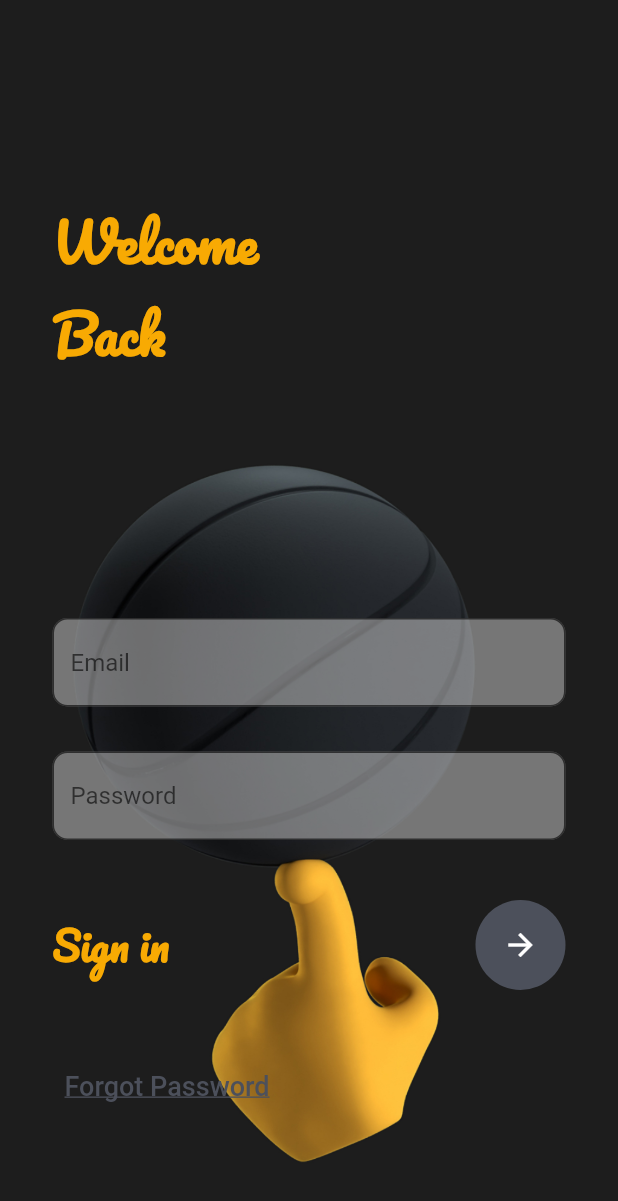
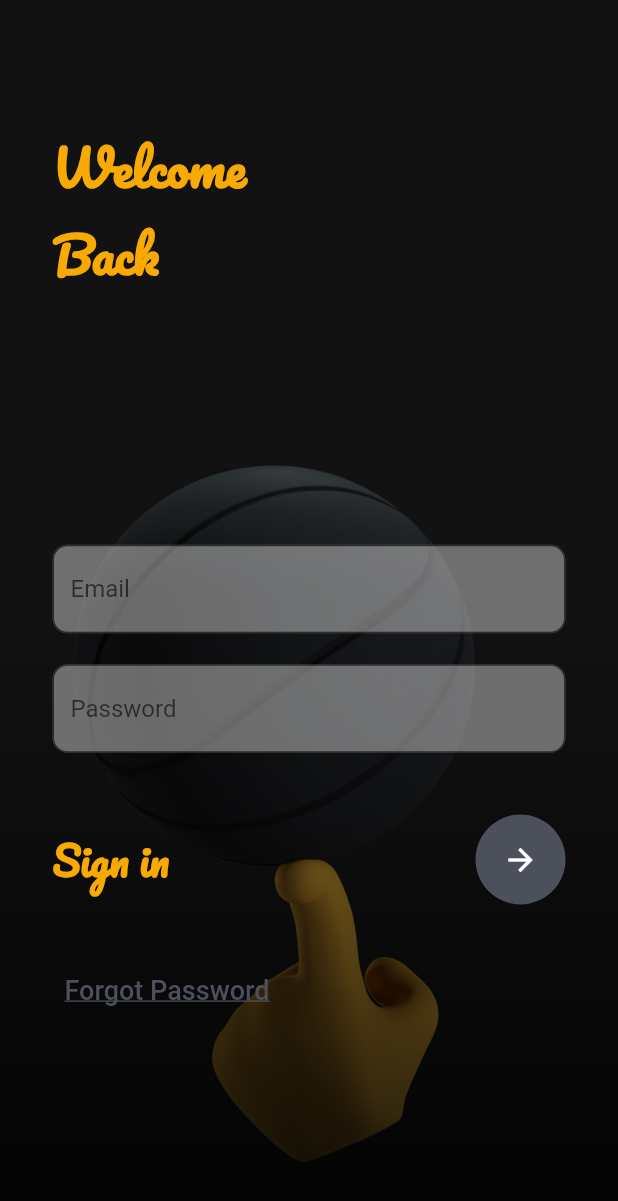
Before and after one commit to ajinendra05/placemetor, a Flutter app: the screen it shows after launch, on a phone screen of 412 x 824 dp. Shown: the top 1201 px of the screen. Run offline on Flutter 3.47's test engine with Material 2 defaults, Android fonts, the phone set to English and light mode, and no system bars; our stand-ins replace cloud_firestore, firebase_auth, firebase_core, flutter_spinkit; missing offline and left inert: dart:ffi, flutter_phone_direct_caller; accounts and stored records are empty.

Commit message:
make login page responsive

```diff
--- a/lib/Screen/login.dart
+++ b/lib/Screen/login.dart
@@ -110,35 +110,48 @@ class _MyLoginState extends State<MyLogin> {
   @override
   Widget build(BuildContext context) {
     return Container(
-      decoration: BoxDecoration(
+      decoration: const BoxDecoration(
         image: DecorationImage(
             image: AssetImage('assets/images/login_back2.jpg'),
             fit: BoxFit.cover),
       ),
+      child: Container(
+        decoration: const BoxDecoration(
+            gradient: LinearGradient(
+                begin: Alignment.center,
+                end: Alignment.bottomCenter,
+                colors: [
+              Color.fromARGB(101, 0, 0, 0),
+              Color.fromARGB(229, 0, 0, 0)
+            ])),
         child: Scaffold(
           backgroundColor: Colors.transparent,
-        body: Stack(
+          body: SingleChildScrollView(
+            child: Container(
+              padding: EdgeInsets.only(
+                top: (MediaQuery.of(context).size.height * 0.1),
+              ),
+              child: Column(
+                crossAxisAlignment: CrossAxisAlignment.start,
                 children: [
                   Container(
-              padding: EdgeInsets.only(left: 35, top: 130),
+                    padding: EdgeInsets.only(
+                      left: 35,
+                    ),
                     child: Text(
                       'Welcome\nBack',
                       style: TextStyle(
                           fontWeight: FontWeight.bold,
                           fontFamily: 'Pacifico',
                           color: Color.fromARGB(255, 248, 170, 3),
-                    fontSize: 35),
+                          fontSize: MediaQuery.of(context).size.height * 0.04),
                     ),
                   ),
-            SingleChildScrollView(
-              child: Container(
-                padding: EdgeInsets.only(
-                    top: MediaQuery.of(context).size.height * 0.5),
-                child: Column(
-                  crossAxisAlignment: CrossAxisAlignment.start,
-                  children: [
                   Container(
-                      margin: EdgeInsets.only(left: 35, right: 35),
+                    margin: EdgeInsets.only(
+                        top: MediaQuery.of(context).size.height * 0.2,
+                        left: 35,
+                        right: 35),
                     child: Column(
                       children: [
                         TextFormField(
@@ -155,7 +168,7 @@ class _MyLoginState extends State<MyLogin> {
                           onFieldSubmitted: (_) => SignIn(),
                         ),
                         SizedBox(
-                            height: 30,
+                          height: MediaQuery.of(context).size.height * 0.025,
                         ),
                         TextFormField(
                           style: TextStyle(),
@@ -171,12 +184,12 @@ class _MyLoginState extends State<MyLogin> {
                           onFieldSubmitted: (_) => SignIn(),
                         ),
                         SizedBox(
-                            height: 40,
+                          height: MediaQuery.of(context).size.height * 0.05,
                         ),
                         Row(
                           mainAxisAlignment: MainAxisAlignment.spaceBetween,
                           children: [
-                              Text(
+                            const Text(
                               'Sign in',
                               style: TextStyle(
                                   color: Color.fromARGB(255, 248, 170, 3),
@@ -204,14 +217,14 @@ class _MyLoginState extends State<MyLogin> {
                                   //           builder: (context) =>
                                   //               MyHomePage()));
                                   // },
-                                    icon: Icon(
+                                  icon: const Icon(
                                     Icons.arrow_forward,
                                   )),
                             )
                           ],
                         ),
                         SizedBox(
-                            height: 40,
+                          height: MediaQuery.of(context).size.height * 0.04,
                         ),
                         Row(
                           mainAxisAlignment: MainAxisAlignment.spaceBetween,
@@ -220,7 +233,7 @@ class _MyLoginState extends State<MyLogin> {
                                 onPressed: () {
                                   openTransectionInputBar(context);
                                 },
-                                  child: Text(
+                                child: const Text(
                                   'Forgot Password',
                                   style: TextStyle(
                                     decoration: TextDecoration.underline,
@@ -237,7 +250,6 @@ class _MyLoginState extends State<MyLogin> {
               ),
             ),
           ),
-          ],
         ),
       ),
     );
--- a/lib/main.dart
+++ b/lib/main.dart
@@ -38,7 +38,7 @@ class MyApp extends StatelessWidget {
               return Center(
                 child: Container(
                   width: double.maxFinite,
-                  height: 500,
+                  height: 400,
                   child: SpinKitThreeInOut(
                     itemBuilder: (BuildContext context, int index) {
                       return DecoratedBox(
```
Lines whose indentation alone changed are shown as unchanged.
